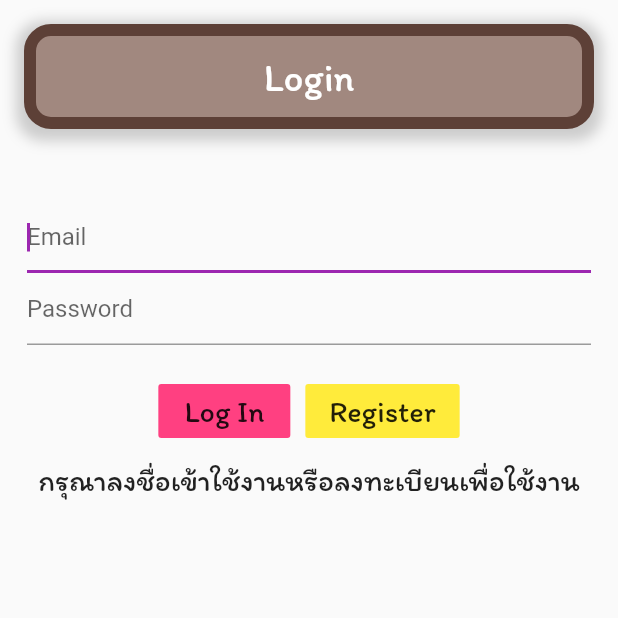
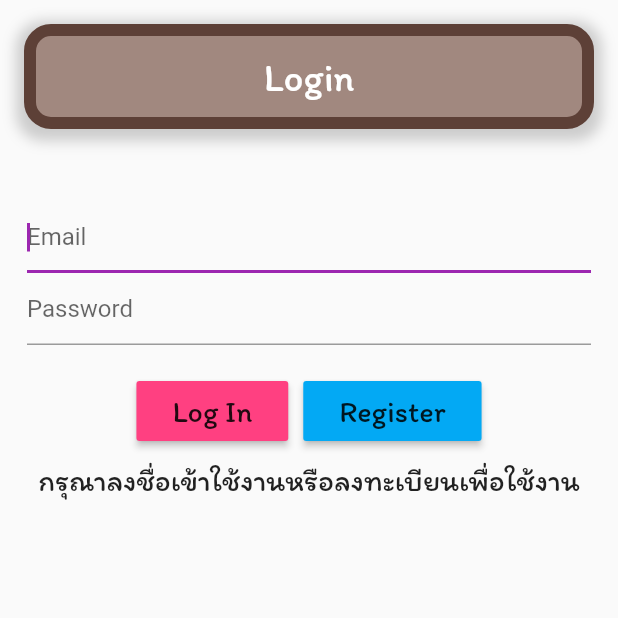
Before and after one commit to likit/nursey_app_flutter, a Flutter app: the screen it shows after launch, on a phone screen of 412 x 824 dp, the top half of it. Run offline on Flutter 3.47's test engine with Material 2 defaults, Android fonts, the light colour scheme and no system bars; our stand-ins replace firebase_auth, firebase_core; accounts and stored records are empty.

Commit message:
replaced FlatButton with RaisedButton for it is deprecated

```diff
--- a/app/lib/login_screen.dart
+++ b/app/lib/login_screen.dart
@@ -122,11 +122,14 @@ class _LoginFormState extends State<LoginForm> {
             Row(
               mainAxisAlignment: MainAxisAlignment.center,
               children: [
-                FlatButton(
+                RaisedButton(
                   color: Colors.pinkAccent,
+                  child: Padding(
+                    padding: const EdgeInsets.all(8.0),
                     child: Text(
                       'Log In',
                       style: kAppTextStyle,
+                    ),
                   ),
                   onPressed: () async {
                     if (_formKey.currentState.validate()) {
@@ -155,11 +158,14 @@ class _LoginFormState extends State<LoginForm> {
                 SizedBox(
                   width: 10,
                 ),
-                FlatButton(
-                  color: Colors.yellow,
+                RaisedButton(
+                  color: Colors.lightBlue,
+                  child: Padding(
+                    padding: const EdgeInsets.all(8.0),
                     child: Text(
                       'Register',
                       style: kAppTextStyle,
+                    ),
                   ),
                   onPressed: () {},
                 ),
@@ -187,11 +193,15 @@ class _LoginFormState extends State<LoginForm> {
               ),
             ),
             actions: [
-              FlatButton(
+              RaisedButton(
+                  color: Colors.lightBlue,
                   onPressed: () => Navigator.pop(context),
+                  child: Padding(
+                    padding: const EdgeInsets.all(8.0),
                     child: Text(
                       'Ok',
                       style: kAppTextStyle,
+                    ),
                   ))
             ],
           );
@@ -214,11 +224,15 @@ class _LoginFormState extends State<LoginForm> {
               ),
             ),
             actions: [
-              FlatButton(
+              RaisedButton(
+                color: Colors.grey,
                 onPressed: () => Navigator.pop(context),
+                child: Padding(
+                  padding: const EdgeInsets.all(8.0),
                   child: Text(
                     'Try Again',
                     style: kAppTextStyle,
+                  ),
                 ),
               ),
             ],
```
Also changed, not shown: app/lib/screens/lesson_list.dart (added). Lines whose indentation alone changed are shown as unchanged.
